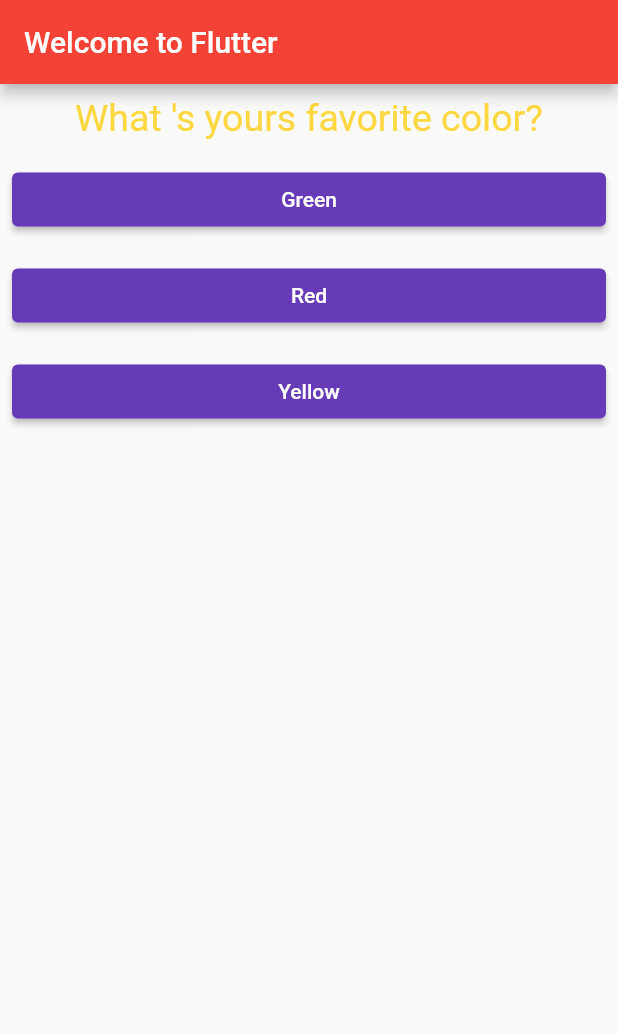
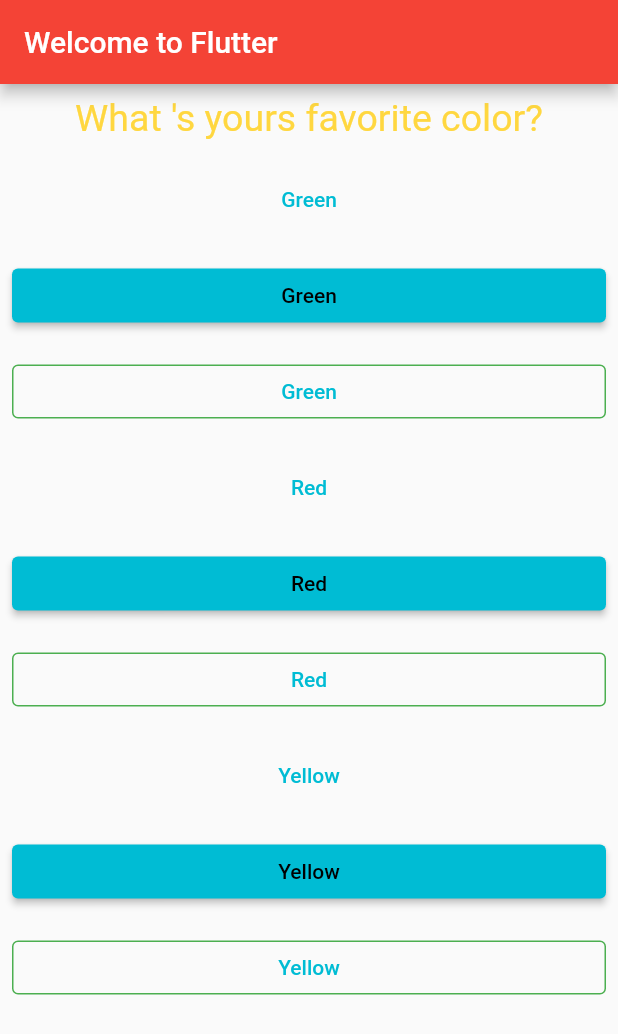
Before and after one commit to Jerasin/flutter_quiz_app, a Flutter app: the screen it shows after launch, after a tap on "Green", after a tap on "Dog", after a tap on "New Game", on a phone screen of 412 x 824 dp. Shown: the top 1034 px of the screen. Run offline on Flutter 3.47's test engine with Material 2 defaults, Android fonts, the phone set to English and light mode, and no system bars.

Commit message:
learning: button

```diff
--- /dev/null
+++ b/lib/_widget/button/elevated_button.dart
@@ -0,0 +1,31 @@
+import 'package:flutter/material.dart';
+
+class MakeElevatedButton extends StatelessWidget {
+  final String label;
+  final VoidCallback fn;
+
+  const MakeElevatedButton({
+    Key? key,
+    required this.label,
+    required this.fn,
+  }) : super(key: key);
+
+  @override
+  Widget build(BuildContext context) {
+    return Container(
+      width: double.infinity,
+      margin: const EdgeInsets.all(8.0),
+      child: ElevatedButton(
+          // Option 1
+          style: ElevatedButton.styleFrom(
+              primary: Colors.cyan, onPrimary: Colors.black),
+          // Option 2
+          // style: ButtonStyle(
+          //   backgroundColor: MaterialStateProperty.all(Colors.red),
+          //   foregroundColor: MaterialStateProperty.all(Colors.black),
+          // ),
+          onPressed: fn,
+          child: Text(label)),
+    );
+  }
+}
--- /dev/null
+++ b/lib/_widget/button/outlined_button.dart
@@ -0,0 +1,32 @@
+import 'package:flutter/material.dart';
+
+class MakeOutLinedButton extends StatelessWidget {
+  final String label;
+  final VoidCallback fn;
+
+  const MakeOutLinedButton({
+    Key? key,
+    required this.label,
+    required this.fn,
+  }) : super(key: key);
+
+  @override
+  Widget build(BuildContext context) {
+    return Container(
+      width: double.infinity,
+      margin: const EdgeInsets.all(8.0),
+      child: OutlinedButton(
+          // Option 1
+          style: OutlinedButton.styleFrom(
+              primary: Colors.cyan,
+              side: const BorderSide(color: Colors.green)),
+          // Option 2
+          // style: ButtonStyle(
+          //   backgroundColor: MaterialStateProperty.all(Colors.red),
+          //   foregroundColor: MaterialStateProperty.all(Colors.black),
+          // ),
+          onPressed: fn,
+          child: Text(label)),
+    );
+  }
+}
--- /dev/null
+++ b/lib/_widget/button/text_button.dart
@@ -0,0 +1,23 @@
+import 'package:flutter/material.dart';
+
+class MakeTextButton extends StatelessWidget {
+  final String label;
+  final VoidCallback fn;
+
+  const MakeTextButton({Key? key, required this.fn, required this.label})
+      : super(key: key);
+
+  @override
+  Widget build(BuildContext context) {
+    return Container(
+        width: double.infinity,
+        margin: const EdgeInsets.all(8.0),
+        child: TextButton(
+          style: TextButton.styleFrom(
+            primary: Colors.cyan,
+          ),
+          onPressed: fn,
+          child: Text(label),
+        ));
+  }
+}
--- a/lib/answer.dart
+++ b/lib/answer.dart
@@ -1,4 +1,7 @@
 import 'package:flutter/material.dart';
+import './_widget/button/elevated_button.dart';
+import './_widget/button/text_button.dart';
+import './_widget/button/outlined_button.dart';
 
 class Answer extends StatelessWidget {
   final String label;
@@ -12,13 +15,15 @@ class Answer extends StatelessWidget {
 
   @override
   Widget build(BuildContext context) {
-    return Container(
-      width: double.infinity,
-      margin: const EdgeInsets.all(8.0),
-      child: ElevatedButton(
-          style: ElevatedButton.styleFrom(primary: Colors.deepPurple),
-          onPressed: fn,
-          child: Text(label)),
+    // return MakeElevatedButton(label: label, fn: fn);
+
+    return Column(
+      children: [
+        // Text button have not background Color
+        MakeTextButton(label: label, fn: fn),
+        MakeElevatedButton(label: label, fn: fn),
+        MakeOutLinedButton(label: label, fn: fn),
+      ],
     );
   }
 }
--- a/lib/main.dart
+++ b/lib/main.dart
@@ -31,7 +31,7 @@ class _MyAppState extends State<MyApp> {
       'answers': [
         {'text': 'Cat', 'score': 10},
         {'text': 'Dog', 'score': 20},
-        {'text': 'Bird', 'score': 15},
+        {'text': 'Bird', 'score': 30},
         {'text': 'Lion', 'score': 15},
       ],
     }
--- a/lib/result.dart
+++ b/lib/result.dart
@@ -5,6 +5,18 @@ class Result extends StatelessWidget {
   final VoidCallback resetScore;
   const Result({Key? key, required this.totalScore, required this.resetScore})
       : super(key: key);
+
+  String get resultPhrase {
+    if (totalScore == 0) {
+      return 'Failed to score';
+    } else if (totalScore > 0 && totalScore <= 50) {
+      return 'Play again';
+    } else if (totalScore > 50) {
+      return 'Congratulation';
+    } else {
+      return 'Error';
+    }
+  }
 
   @override
   Widget build(BuildContext context) {
@@ -14,7 +26,19 @@ class Result extends StatelessWidget {
         Center(
           child: Text('Score : $totalScore'),
         ),
-        ElevatedButton(onPressed: resetScore, child: const Text('New Game'))
+        const SizedBox(
+          height: 30,
+        ),
+        Center(
+          child: Text(
+            resultPhrase,
+            style: const TextStyle(fontSize: 30, fontWeight: FontWeight.bold),
+          ),
+        ),
+        const SizedBox(
+          height: 30,
+        ),
+        ElevatedButton(onPressed: resetScore, child: const Text('New Game')),
       ],
     );
   }
```
